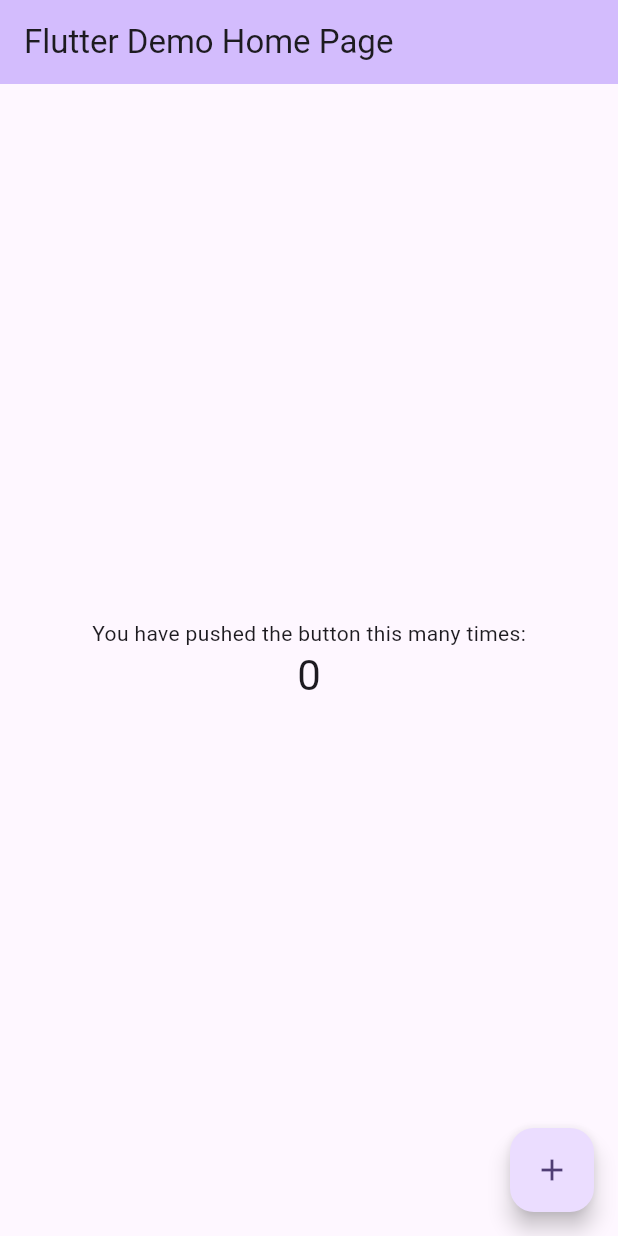
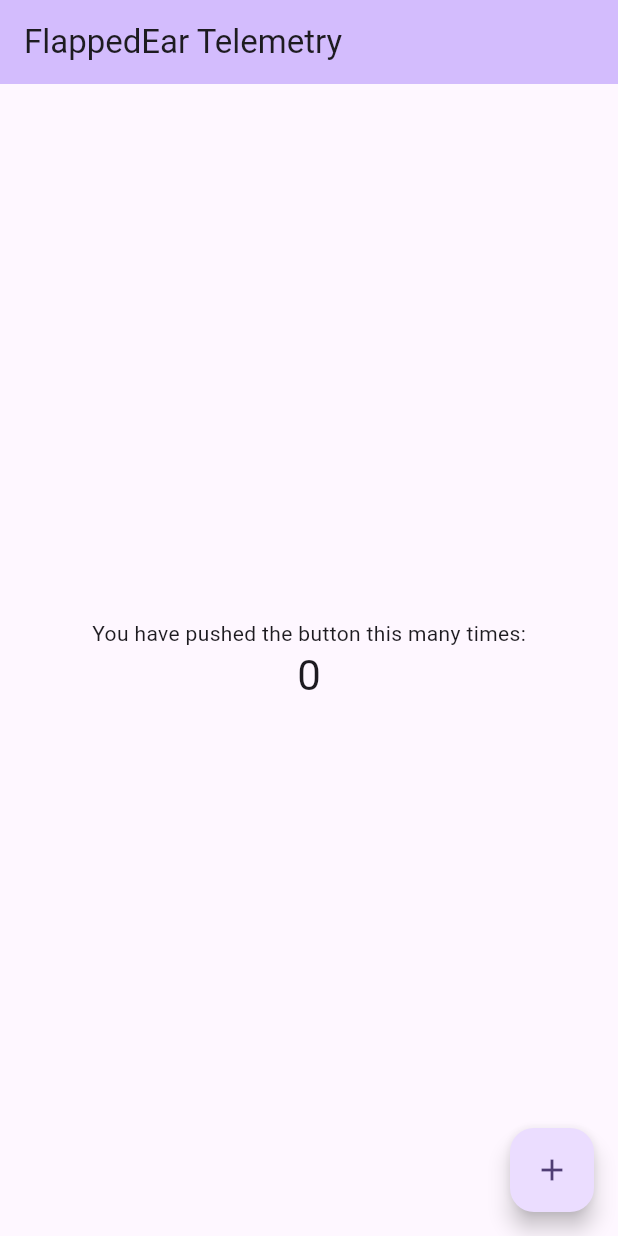
Before and after one commit to FlappedEar/Telemetry, a Flutter app: the screen it shows after launch, on a phone screen of 412 x 824 dp. Run offline on Flutter 3.47's test engine with Material 3 defaults, Android fonts, the phone set to English and light mode, and no system bars.

Commit message:
FET-11: show "FlappedEar Telemetry" as the app name
Replace the scaffold default names on macOS, iOS, Android and Windows,
and the Flutter demo titles. Keep the Windows CompanyName/ProductName
(com.flappedear / telemetry) so default storage never resolves to the
old editor's FlappedEar\FlappedEar Telemetry location; AGENTS.md says why.

Co-Authored-By: Claude Opus 5.5 (1M context) <noreply@anthropic.com>
Claude-Session: https://claude.ai/code/session_0179BCtpVnNFXdzRXvK9kBRs

```diff
--- a/lib/main.dart
+++ b/lib/main.dart
@@ -11,7 +11,7 @@ class MyApp extends StatelessWidget {
   @override
   Widget build(BuildContext context) {
     return MaterialApp(
-      title: 'Flutter Demo',
+      title: 'FlappedEar Telemetry',
       theme: ThemeData(
         // This is the theme of your application.
         //
@@ -30,7 +30,7 @@ class MyApp extends StatelessWidget {
         // tested with just a hot reload.
         colorScheme: .fromSeed(seedColor: Colors.deepPurple),
       ),
-      home: const MyHomePage(title: 'Flutter Demo Home Page'),
+      home: const MyHomePage(title: 'FlappedEar Telemetry'),
     );
   }
 }
```
Also changed, not shown: 7 other files.
